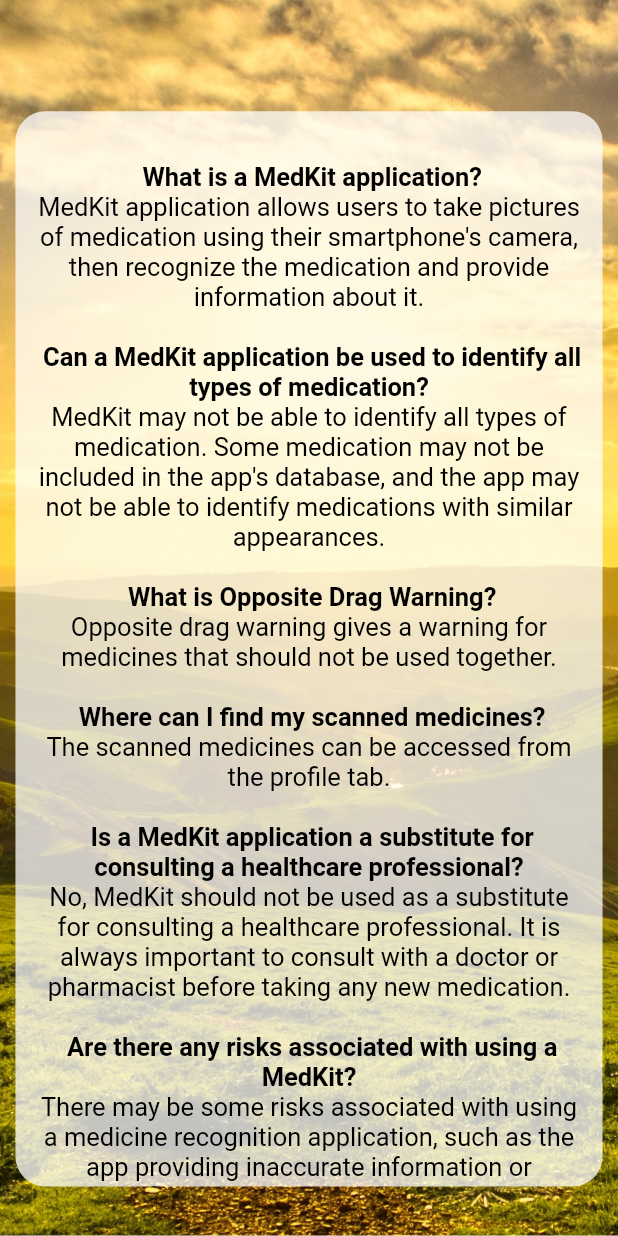
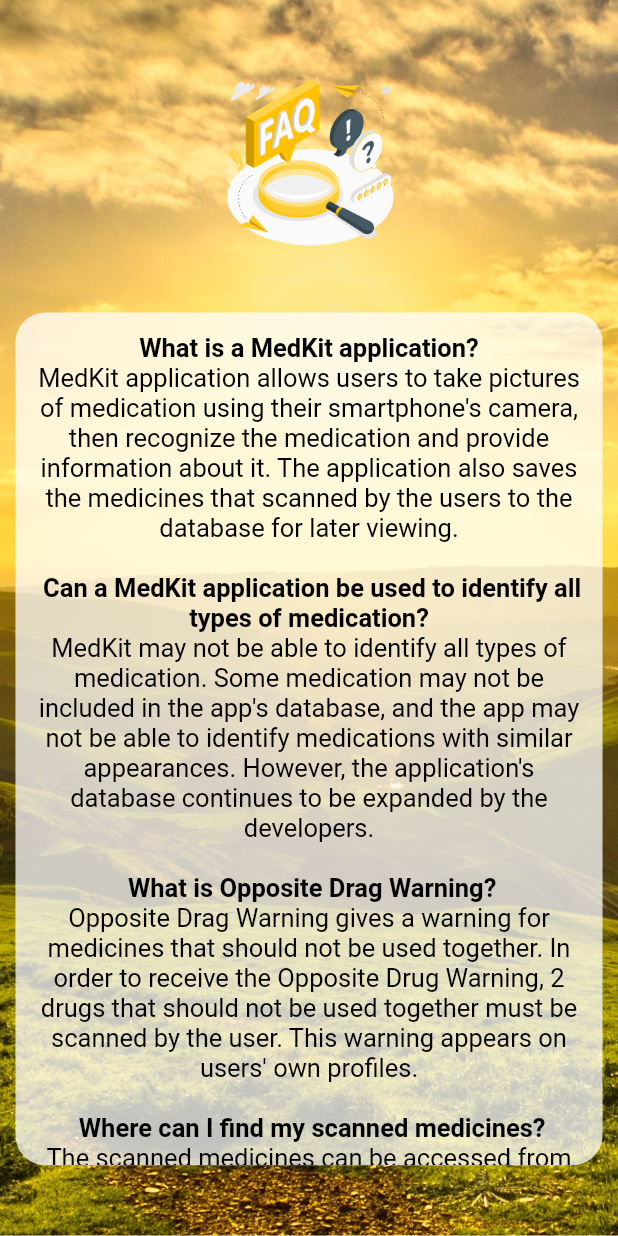
Before and after one commit to AthenaSenior/MedKit-development, a Flutter app: the FAQ screen opened directly, on a phone screen of 412 x 824 dp. Run offline on Flutter 3.47's test engine with Material 2 defaults, Android fonts, the light colour scheme and no system bars; our stand-ins replace camera, cloud_firestore, firebase_auth, firebase_core, firebase_database, loading_animation_widget and 1 more; missing offline and left inert: google_mlkit_text_recognition; accounts and stored records are empty.

Commit message:
FAQ text edited.

```diff
--- a/lib/FAQ.dart
+++ b/lib/FAQ.dart
@@ -44,6 +44,7 @@
               )),
           child: Column(mainAxisAlignment: MainAxisAlignment.center, children: <
               Widget>[
+            Image.asset('assets/images/faq.png', width: 170, height: 120),
             SizedBox(
                 height: size.height * .05
             ),
@@ -51,7 +52,7 @@
               child: Padding(
                 padding: const EdgeInsets.symmetric(horizontal: 10.0),
                 child: Container(
-                    height: size.height * .87,
+                  height: size.height * .69,
                   width: size.width * .95,
                   decoration: BoxDecoration(
                     color: Colors.white70.withOpacity(.75),
@@ -64,7 +65,7 @@
                       Column(
                           children: [
                             const Text(
-                                  "\n What is a MedKit application?",
+                                "What is a MedKit application?",
                                 textAlign: TextAlign.center,
                                 style: TextStyle(
                                     color: Colors.black,
@@ -72,7 +73,7 @@
                                     fontSize: 17)
                             ),
                             const Text(
-                                  "MedKit application allows users to take pictures of medication using their smartphone's camera, then recognize the medication and provide information about it.",
+                                "MedKit application allows users to take pictures of medication using their smartphone's camera, then recognize the medication and provide information about it. The application also saves the medicines that scanned by the users to the database for later viewing.",
                                 textAlign: TextAlign.center,
                                 style: TextStyle(
                                     color: Colors.black,
@@ -87,7 +88,7 @@
                                     fontSize: 17)
                             ),
                             const Text(
-                                  "MedKit may not be able to identify all types of medication. Some medication may not be included in the app's database, and the app may not be able to identify medications with similar appearances.",
+                                "MedKit may not be able to identify all types of medication. Some medication may not be included in the app's database, and the app may not be able to identify medications with similar appearances. However, the application's database continues to be expanded by the developers.",
                                 textAlign: TextAlign.center,
                                 style: TextStyle(
                                     color: Colors.black,
@@ -102,7 +103,7 @@
                                     fontSize: 17)
                             ),
                             const Text(
-                                  "Opposite drag warning gives a warning for medicines that should not be used together.",
+                                "Opposite Drag Warning gives a warning for medicines that should not be used together. In order to receive the Opposite Drug Warning, 2 drugs that should not be used together must be scanned by the user. This warning appears on users' own profiles.",
                                 textAlign: TextAlign.center,
                                 style: TextStyle(
                                     color: Colors.black,
@@ -117,7 +118,7 @@
                                     fontSize: 17)
                             ),
                             const Text(
-                                  "The scanned medicines can be accessed from the profile tab.",
+                                "The scanned medicines can be accessed from the home page.",
                                 textAlign: TextAlign.center,
                                 style: TextStyle(
                                     color: Colors.black,
@@ -132,7 +133,7 @@
                                     fontSize: 17)
                             ),
                             const Text(
-                                  "No, MedKit should not be used as a substitute for consulting a healthcare professional. It is always important to consult with a doctor or pharmacist before taking any new medication.",
+                                "No, MedKit should not be used as a substitute for consulting a healthcare professional. It is always important to consult with a doctor or pharmacist before taking any new medication. MedKit gives only general information about medicines.",
                                 textAlign: TextAlign.center,
                                 style: TextStyle(
                                     color: Colors.black,
```
Also changed, not shown: assets/images/faq.png (added). Lines whose indentation alone changed are shown as unchanged.
